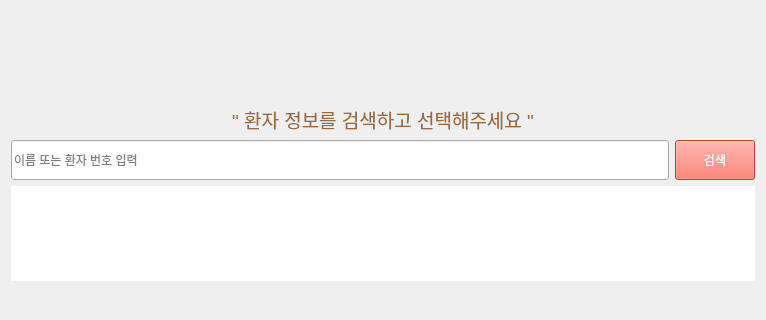
The window that Hospital_Terminal/kiosk_search.ui (Heo157/Project-Hospital-Autonomous-Wheelchair) describes before a commit, drawn with Qt 5; both pictures show x 0 to 766 and y 400 to 720 of the 766 by 982 pixel window.
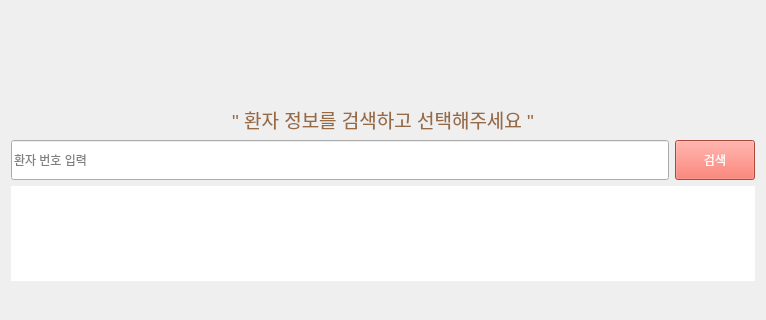
The same window after the commit. Icons and pictures are not drawn.

Patch:
```diff
--- a/Hospital_Terminal/kiosk_search.ui
+++ b/Hospital_Terminal/kiosk_search.ui
@@ -78,7 +78,7 @@
         </size>
        </property>
        <property name="placeholderText">
-        <string>이름 또는 환자 번호 입력</string>
+        <string>환자 번호 입력</string>
        </property>
       </widget>
      </item>
```
Left out of the diff: 34 changed lines with no effect on the pictures.
